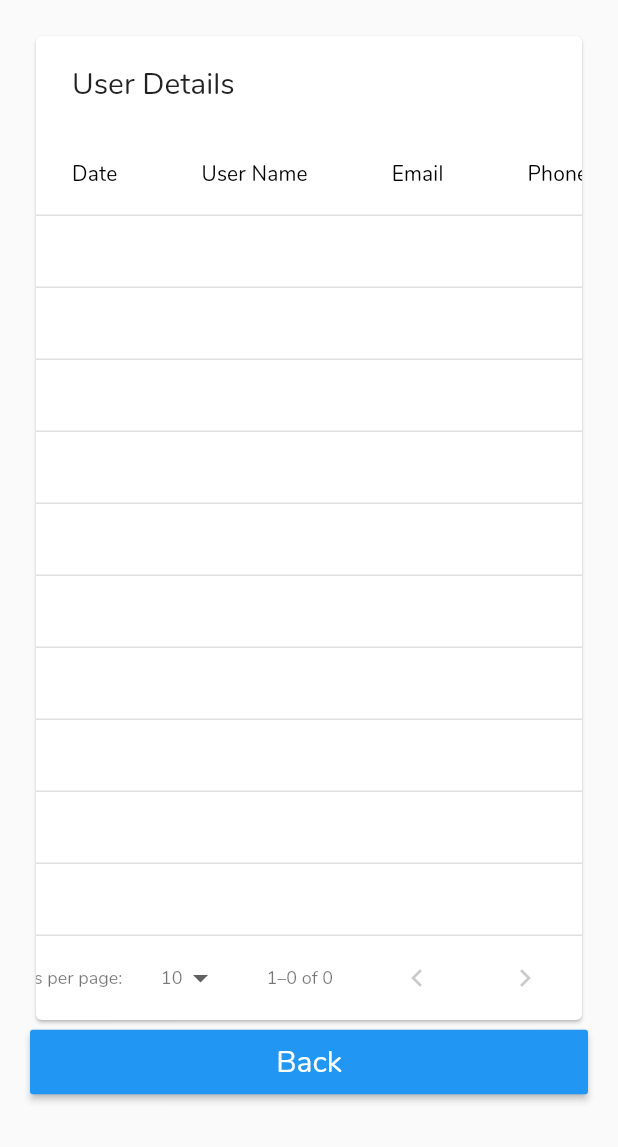
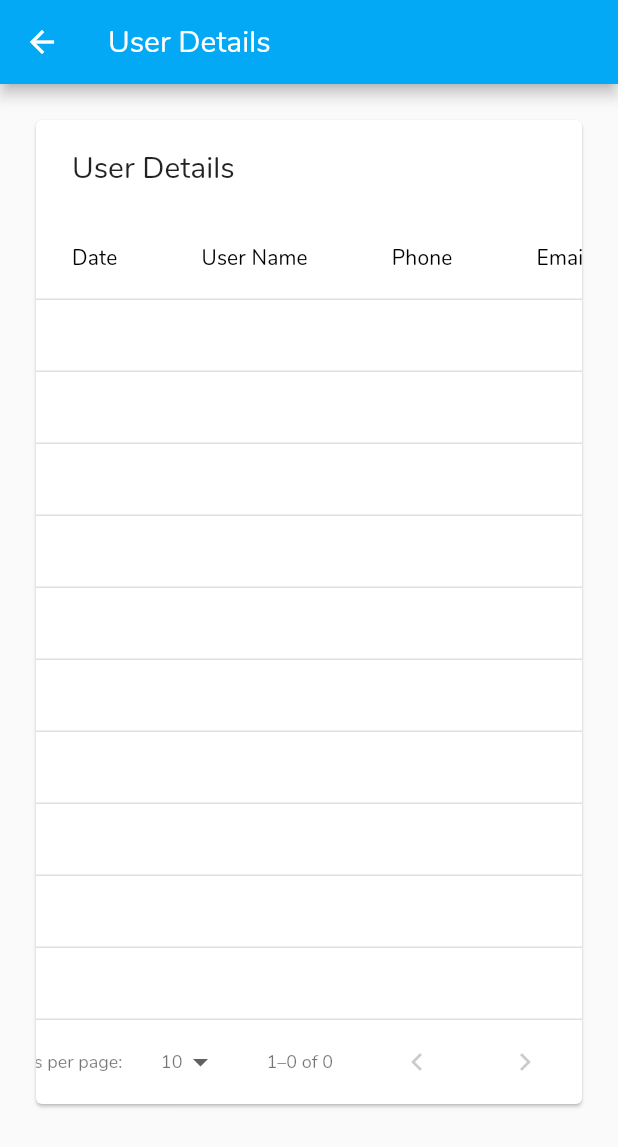
Before and after one commit to aditya08jaiswal/yolo_analyst, a Flutter app: the UserDetailsDataTable screen opened directly, on a phone screen of 412 x 824 dp. Shown: the top 1147 px of the screen. Run offline on Flutter 3.47's test engine with Material 2 defaults, Android fonts, the phone set to English and light mode, and no system bars; our stand-ins replace fluttertoast, shared_preferences; accounts and stored records are empty; network calls fail.

Commit message:
UI update

```diff
--- a/lib/constants.dart
+++ b/lib/constants.dart
@@ -17,4 +17,5 @@ class Constants{
   static DateTime TODATE=DateTime.now();
   static int USERID=0;
   static bool dateIssue=false;
+  static int SELECTEDKIOSKNUMBER = 0;
 }
--- a/lib/user_details_page.dart
+++ b/lib/user_details_page.dart
@@ -82,18 +82,15 @@ class _UserDetailsDataTableState extends State<UserDetailsDataTable> {
 
   @override
   Widget build(BuildContext context) {
-    final userBackButton = new RaisedButton(
-      padding: const EdgeInsets.all(8.0),
-      textColor: Colors.black,
-      color: Colors.blue,
-      onPressed: () {
-        Navigator.pop(context);
-      },
-      child: Text("Back",
-          style: TextStyle(
-              fontStyle: FontStyle.normal,
-              fontSize: 20.0,
-              color: Colors.white)),
+    final userDetailsAppBar = new AppBar(
+        automaticallyImplyLeading: true,
+        title: Text('User Details',
+            style: TextStyle(
+                fontStyle: FontStyle.normal,
+                color: Colors.white)),
+        leading: IconButton(icon:Icon(Icons.arrow_back, color: Colors.white,),
+          onPressed:() => Navigator.pop(context, false),
+        )
     );
 
     final userDetailsTable = new PaginatedDataTable(
@@ -114,10 +111,10 @@ class _UserDetailsDataTableState extends State<UserDetailsDataTable> {
           label: const Text('User Name'),
         ),
         DataColumn(
-          label: const Text('Email'),
+          label: const Text('Phone'),
         ),
         DataColumn(
-          label: const Text('Phone'),
+          label: const Text('Email'),
         ),
         DataColumn(
           label: const Text('Kiosk'),
@@ -128,6 +125,7 @@ class _UserDetailsDataTableState extends State<UserDetailsDataTable> {
     );
 
     return Scaffold(
+      appBar: userDetailsAppBar,
       body: SafeArea(
         top: true,
         bottom: true,
@@ -137,7 +135,6 @@ class _UserDetailsDataTableState extends State<UserDetailsDataTable> {
           padding: const EdgeInsets.all(20.0),
           children: <Widget>[
             userDetailsTable,
-            userBackButton,
           ],
         ),
       ),
```
Also changed, not shown: lib/analyst_page.dart (+70 -11 lines), lib/complete_kiosk_list_page.dart (+10 -10 lines), lib/invoice_details_page.dart (+10 -13 lines).
